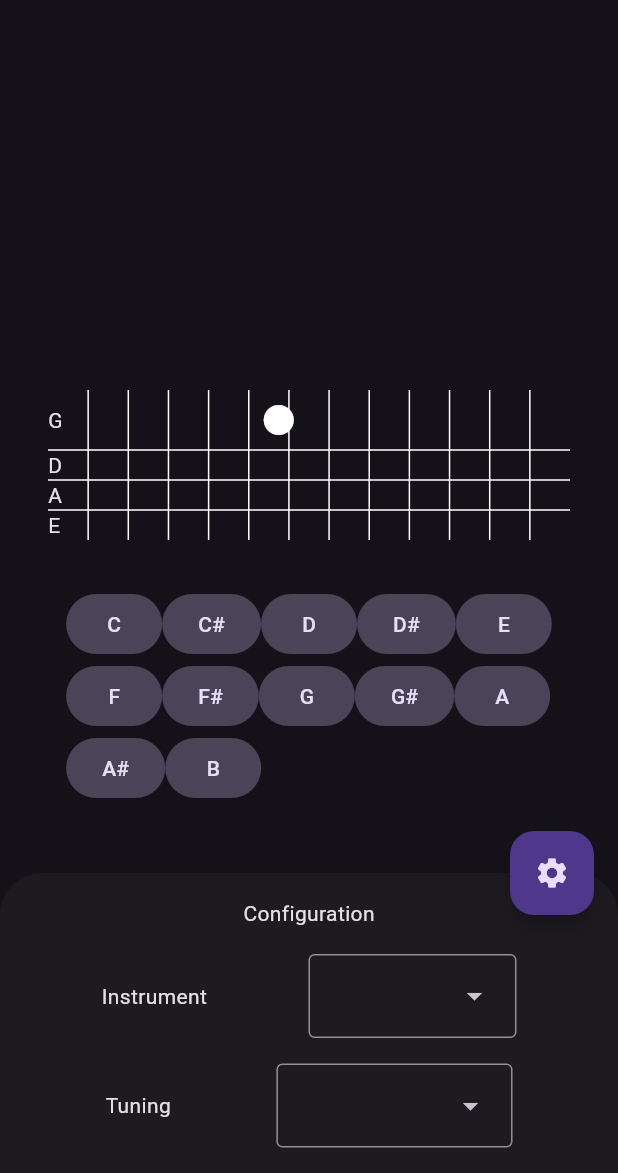
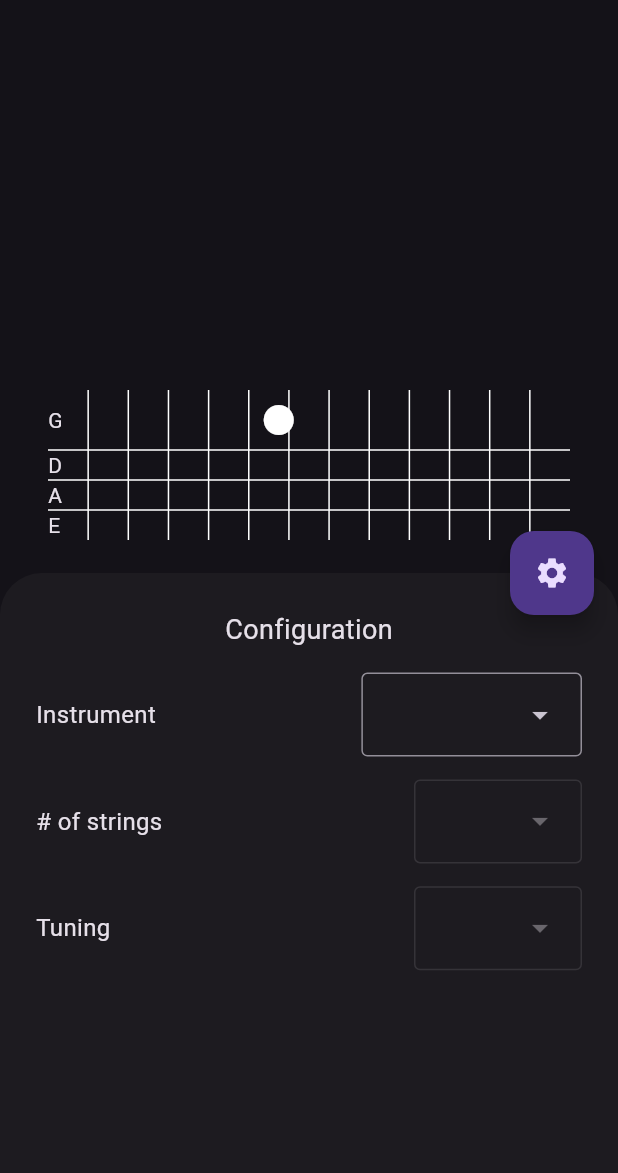
Before and after one commit to Ramen-Development/fretboard-notes, a Flutter app: the screen it shows after launch, after a tap on the "settings" icon, on a phone screen of 412 x 824 dp, the part 63-1236 px from its top. Run offline on Flutter 3.47's test engine with Material 3 defaults, Android fonts, the light colour scheme and no system bars.

Commit message:
Feature: instrument integration (#9)
* fix: data modeling

* update: data structure on instrument

* feat: saving configuration

```diff
--- /dev/null
+++ b/lib/model/instrument.dart
@@ -0,0 +1,27 @@
+import 'package:fretboard_notes/model/tuning.dart';
+
+enum InstrumentType { guitar, bass, ukulele, banjo, other }
+
+extension InstrumentTypeExtension on InstrumentType {
+  String get label {
+    switch (this) {
+      case InstrumentType.guitar:
+        return 'Guitar';
+      case InstrumentType.bass:
+        return 'Bass';
+      case InstrumentType.ukulele:
+        return 'Ukulele';
+      case InstrumentType.banjo:
+        return 'Banjo';
+      case InstrumentType.other:
+        return 'Other';
+    }
+  }
+}
+
+class Instrument {
+  final InstrumentType type;
+  final Tuning tuning;
+
+  Instrument({required this.type, required this.tuning});
+}
--- a/lib/views/config.dart
+++ b/lib/views/config.dart
@@ -1,42 +1,138 @@
 import 'package:flutter/material.dart';
+import 'package:fretboard_notes/model/instrument.dart';
+import 'package:fretboard_notes/model/predefined_tunings.dart';
+import 'package:fretboard_notes/model/tuning.dart';
+import 'package:fretboard_notes/model/global/fretboard_config.dart';
 
 Container showConfigPanel(BuildContext context) {
+  final config = GlobalFretboardConfig();
+
+  InstrumentType? selectedInstrument = config.selectedInstrument;
+  int? selectedStringCount = config.selectedStringCount;
+  Tuning? selectedTuning = config.selectedTuning;
+
   return Container(
-    height: 200,
-    child: Center(
-      child: Column(
-        mainAxisAlignment: MainAxisAlignment.spaceEvenly,
-        crossAxisAlignment: CrossAxisAlignment.center,
-        children: <Widget>[
-          const Text('Configuration'),
-          Row(
-            mainAxisAlignment: MainAxisAlignment.spaceEvenly,
-            crossAxisAlignment: CrossAxisAlignment.center,
+    margin: const EdgeInsets.only(top: 10, bottom: 120),
+    height: 270,
+    padding: const EdgeInsets.symmetric(horizontal: 24),
+    child: StatefulBuilder(
+      builder: (BuildContext context, setState) {
+        List<int> getAvailableStringCounts(InstrumentType type) {
+          final tunings = predefinedTunings[type] ?? [];
+          final uniqueCounts = tunings.map((t) => t.totalStrings).toSet().toList();
+          uniqueCounts.sort();
+          return uniqueCounts;
+        }
+
+        List<Tuning> getAvailableTunings(InstrumentType type, int stringCount) {
+          return (predefinedTunings[type] ?? [])
+              .where((t) => t.totalStrings == stringCount)
+              .toList();
+        }
+
+        Widget buildRow(String label, Widget dropdown) {
+          return Row(
             children: [
-              const Text("Instrument"),
-              DropdownMenu(
-                dropdownMenuEntries: [
-                  DropdownMenuEntry(value: 1, label: "Guitar"),
-                  DropdownMenuEntry(value: 2, label: "Bass"),
-                ],
+              Expanded(
+                flex: 3,
+                child: Align(
+                  alignment: Alignment.centerLeft,
+                  child: Text(label, style: const TextStyle(fontSize: 16)),
+                ),
+              ),
+              Expanded(
+                flex: 4,
+                child: Align(
+                  alignment: Alignment.centerRight,
+                  child: dropdown,
+                ),
               ),
             ],
-          ),
-          Row(
-            mainAxisAlignment: MainAxisAlignment.spaceEvenly,
-            crossAxisAlignment: CrossAxisAlignment.center,
-            children: [
-              const Text("Tuning"),
-              DropdownMenu(
-                dropdownMenuEntries: [
-                  DropdownMenuEntry(value: 1, label: "Standard"),
-                  DropdownMenuEntry(value: 2, label: "Drop D"),
-                ],
+          );
+        }
+
+        return Column(
+          mainAxisAlignment: MainAxisAlignment.spaceEvenly,
+          children: [
+            const Text('Configuration', style: TextStyle(fontSize: 18)),
+            buildRow(
+              "Instrument",
+              DropdownMenuTheme(
+                data: const DropdownMenuThemeData(),
+                child: DropdownMenu<InstrumentType>(
+                  initialSelection: selectedInstrument,
+                  onSelected: (value) {
+                    setState(() {
+                      selectedInstrument = value;
+                      selectedStringCount = null;
+                      selectedTuning = null;
+                      config.selectedInstrument = value;
+                      config.selectedStringCount = null;
+                      config.selectedTuning = null;
+                    });
+                  },
+                  dropdownMenuEntries: InstrumentType.values.map((type) {
+                    return DropdownMenuEntry(
+                      value: type,
+                      label: type.label,
+                    );
+                  }).toList(),
+                ),
               ),
-            ],
-          ),
-        ],
-      ),
+            ),
+            buildRow(
+              "# of strings",
+              DropdownMenuTheme(
+                data: const DropdownMenuThemeData(),
+                child: DropdownMenu<int>(
+                  enabled: selectedInstrument != null,
+                  initialSelection: selectedStringCount,
+                  onSelected: (value) {
+                    setState(() {
+                      selectedStringCount = value;
+                      selectedTuning = null;
+                      config.selectedStringCount = value;
+                      config.selectedTuning = null;
+                    });
+                  },
+                  dropdownMenuEntries: selectedInstrument == null
+                      ? []
+                      : getAvailableStringCounts(selectedInstrument!).map((count) {
+                          return DropdownMenuEntry(
+                            value: count,
+                            label: count.toString(),
+                          );
+                        }).toList(),
+                ),
+              ),
+            ),
+            buildRow(
+              "Tuning",
+              DropdownMenuTheme(
+                data: const DropdownMenuThemeData(),
+                child: DropdownMenu<Tuning>(
+                  enabled: selectedInstrument != null && selectedStringCount != null,
+                  initialSelection: selectedTuning,
+                  onSelected: (value) {
+                    setState(() {
+                      selectedTuning = value;
+                      config.selectedTuning = value;
+                    });
+                  },
+                  dropdownMenuEntries: (selectedInstrument != null && selectedStringCount != null)
+                      ? getAvailableTunings(selectedInstrument!, selectedStringCount!).map((tuning) {
+                          return DropdownMenuEntry(
+                            value: tuning,
+                            label: tuning.name,
+                          );
+                        }).toList()
+                      : [],
+                ),
+              ),
+            ),
+          ],
+        );
+      },
     ),
   );
 }
```
Also changed, not shown: lib/model/global/fretboard_config.dart (added, +25 -0 lines), lib/model/predefined_tunings.dart (added, +55 -0 lines), lib/model/tuning.dart (added, +11 -0 lines), 1 other file.
